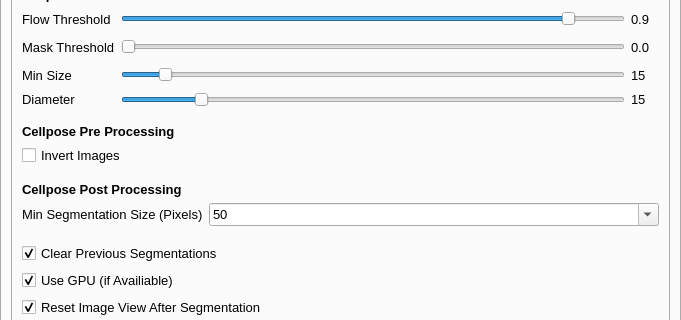
piedrro/napari-bacseg, file src/napari_bacseg/bacseg_ui.ui: the form before one commit; both pictures show x 0 to 681 and y 133 to 453 of the 681 by 1129 pixel window.
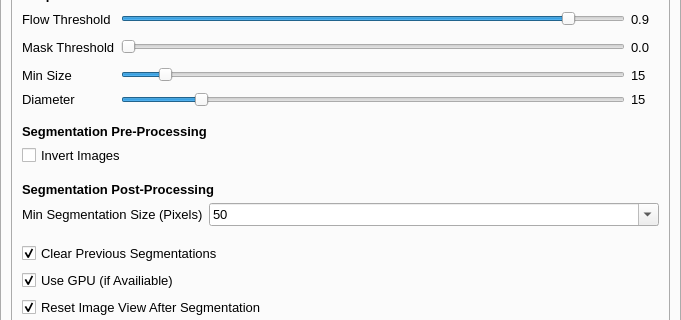
The form after the commit. The open tabs and pages were chosen to show the change.

```diff
--- a/src/napari_bacseg/bacseg_ui.ui
+++ b/src/napari_bacseg/bacseg_ui.ui
@@ -1722,7 +1722,7 @@
            </font>
           </property>
           <property name="text">
-           <string>Cellpose Pre Processing</string>
+           <string>Segmentation Pre-Processing</string>
           </property>
          </widget>
         </item>
@@ -1756,7 +1756,7 @@
            </font>
           </property>
           <property name="text">
-           <string>Cellpose Post Processing</string>
+           <string>Segmentation Post-Processing</string>
           </property>
          </widget>
         </item>
```
Left out of the diff: 37 changed lines with no effect on the pictures.
